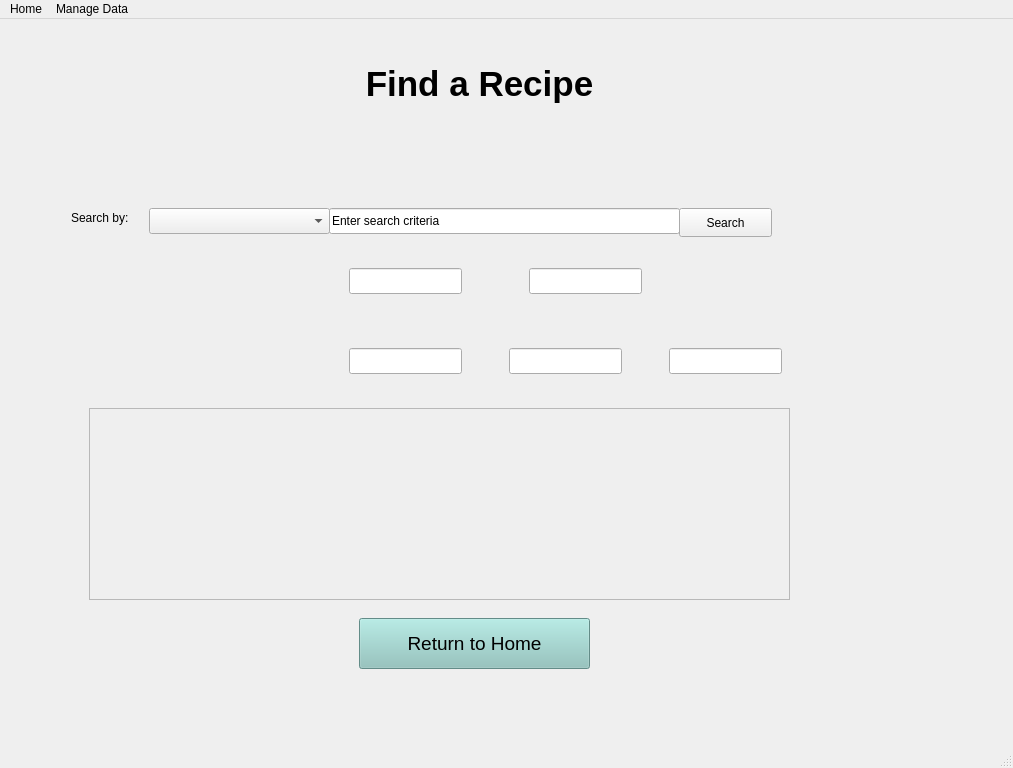
Qt form UI_Files/mainwindow.ui (joywill24/RecipeJoy) before a commit.
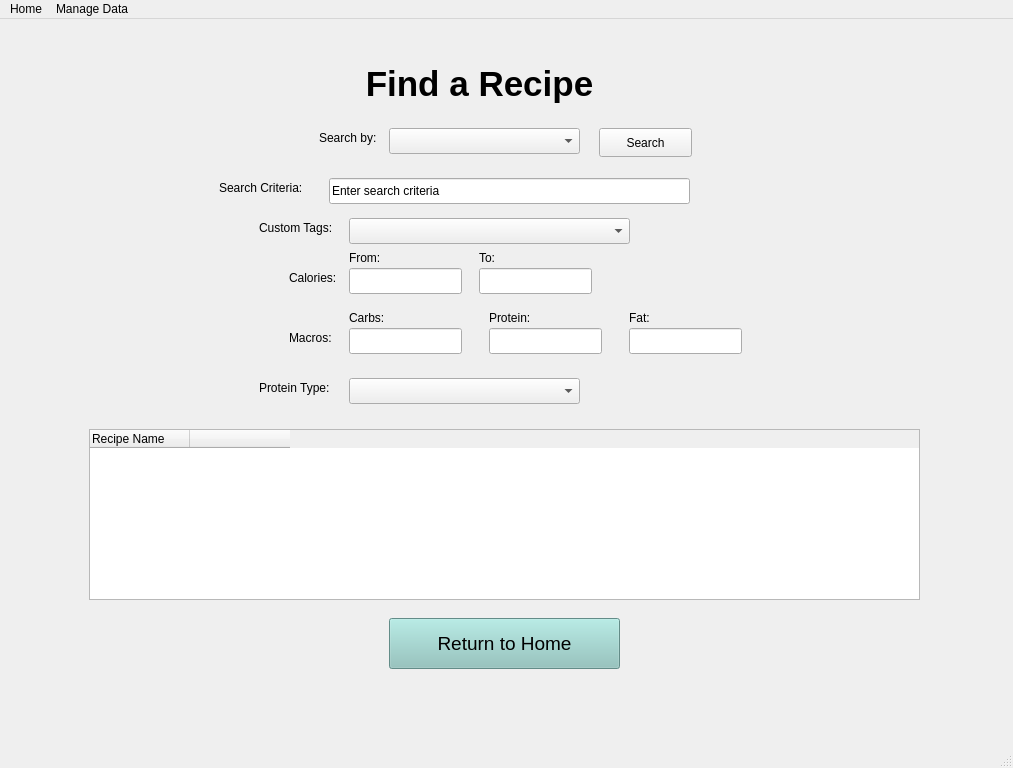
The same form after that commit. The open tabs and pages were chosen to show the change. Icons and pictures are not drawn.

```diff
--- a/UI_Files/mainwindow.ui
+++ b/UI_Files/mainwindow.ui
@@ -345,7 +345,7 @@
        <widget class="QPushButton" name="returnTohomeButton">
         <property name="geometry">
          <rect>
-          <x>350</x>
+          <x>380</x>
           <y>590</y>
           <width>231</width>
           <height>51</height>
@@ -370,8 +370,8 @@
         <property name="geometry">
          <rect>
           <x>320</x>
-          <y>180</y>
-          <width>351</width>
+          <y>150</y>
+          <width>361</width>
           <height>26</height>
          </rect>
         </property>
@@ -382,9 +382,9 @@
        <widget class="QComboBox" name="searchCategoryComboBox">
         <property name="geometry">
          <rect>
-          <x>140</x>
-          <y>180</y>
-          <width>181</width>
+          <x>380</x>
+          <y>100</y>
+          <width>191</width>
           <height>26</height>
          </rect>
         </property>
@@ -395,8 +395,8 @@
         </property>
         <property name="geometry">
          <rect>
-          <x>670</x>
-          <y>180</y>
+          <x>590</x>
+          <y>100</y>
           <width>93</width>
           <height>29</height>
          </rect>
@@ -408,8 +408,8 @@
        <widget class="QLabel" name="searchByLabel">
         <property name="geometry">
          <rect>
-          <x>62</x>
-          <y>180</y>
+          <x>310</x>
+          <y>100</y>
           <width>81</width>
           <height>20</height>
          </rect>
@@ -437,7 +437,7 @@
         </property>
         <property name="geometry">
          <rect>
-          <x>520</x>
+          <x>470</x>
           <y>240</y>
           <width>113</width>
           <height>26</height>
@@ -451,7 +451,7 @@
         <property name="geometry">
          <rect>
           <x>340</x>
-          <y>320</y>
+          <y>300</y>
           <width>113</width>
           <height>26</height>
          </rect>
@@ -463,8 +463,8 @@
         </property>
         <property name="geometry">
          <rect>
-          <x>500</x>
-          <y>320</y>
+          <x>480</x>
+          <y>300</y>
           <width>113</width>
           <height>26</height>
          </rect>
@@ -476,8 +476,8 @@
         </property>
         <property name="geometry">
          <rect>
-          <x>660</x>
-          <y>320</y>
+          <x>620</x>
+          <y>300</y>
           <width>113</width>
           <height>26</height>
          </rect>
@@ -485,15 +485,196 @@
        </widget>
        <widget class="QTableWidget" name="resultsTable">
         <property name="enabled">
-         <bool>false</bool>
+         <bool>true</bool>
         </property>
         <property name="geometry">
          <rect>
           <x>80</x>
-          <y>380</y>
-          <width>701</width>
-          <height>192</height>
+          <y>401</y>
+          <width>831</width>
+          <height>171</height>
          </rect>
+        </property>
+        <property name="sizePolicy">
+         <sizepolicy hsizetype="Expanding" vsizetype="Expanding">
+          <horstretch>0</horstretch>
+          <verstretch>0</verstretch>
+         </sizepolicy>
+        </property>
+        <property name="sizeAdjustPolicy">
+         <enum>QAbstractScrollArea::SizeAdjustPolicy::AdjustIgnored</enum>
+        </property>
+        <attribute name="horizontalHeaderMinimumSectionSize">
+         <number>0</number>
+        </attribute>
+        <attribute name="horizontalHeaderShowSortIndicator" stdset="0">
+         <bool>true</bool>
+        </attribute>
+        <attribute name="horizontalHeaderStretchLastSection">
+         <bool>false</bool>
+        </attribute>
+        <column>
+         <property name="text">
+          <string>Recipe Name</string>
+         </property>
+         <property name="textAlignment">
+          <set>AlignLeading|AlignVCenter</set>
+         </property>
+        </column>
+        <column>
+         <property name="text">
+          <string/>
+         </property>
+        </column>
+       </widget>
+       <widget class="QLabel" name="recipeNameLabel_2">
+        <property name="geometry">
+         <rect>
+          <x>210</x>
+          <y>150</y>
+          <width>111</width>
+          <height>20</height>
+         </rect>
+        </property>
+        <property name="text">
+         <string>Search Criteria:</string>
+        </property>
+       </widget>
+       <widget class="QLabel" name="caloriesLabel_2">
+        <property name="geometry">
+         <rect>
+          <x>280</x>
+          <y>240</y>
+          <width>63</width>
+          <height>20</height>
+         </rect>
+        </property>
+        <property name="text">
+         <string>Calories:</string>
+        </property>
+       </widget>
+       <widget class="QLabel" name="macrosLabel">
+        <property name="geometry">
+         <rect>
+          <x>280</x>
+          <y>300</y>
+          <width>63</width>
+          <height>20</height>
+         </rect>
+        </property>
+        <property name="text">
+         <string>Macros:</string>
+        </property>
+       </widget>
+       <widget class="QLabel" name="calsFromLabel">
+        <property name="geometry">
+         <rect>
+          <x>340</x>
+          <y>220</y>
+          <width>63</width>
+          <height>20</height>
+         </rect>
+        </property>
+        <property name="text">
+         <string>From:</string>
+        </property>
+       </widget>
+       <widget class="QLabel" name="calsToLabel">
+        <property name="geometry">
+         <rect>
+          <x>470</x>
+          <y>220</y>
+          <width>63</width>
+          <height>20</height>
+         </rect>
+        </property>
+        <property name="text">
+         <string>To:</string>
+        </property>
+       </widget>
+       <widget class="QLabel" name="carbsLabel_2">
+        <property name="geometry">
+         <rect>
+          <x>340</x>
+          <y>280</y>
+          <width>63</width>
+          <height>20</height>
+         </rect>
+        </property>
+        <property name="text">
+         <string>Carbs:</string>
+        </property>
+       </widget>
+       <widget class="QLabel" name="proteinLabel_2">
+        <property name="geometry">
+         <rect>
+          <x>480</x>
+          <y>280</y>
+          <width>63</width>
+          <height>20</height>
+         </rect>
+        </property>
+        <property name="text">
+         <string>Protein:</string>
+        </property>
+       </widget>
+       <widget class="QLabel" name="fatLabel_2">
+        <property name="geometry">
+         <rect>
+          <x>620</x>
+          <y>280</y>
+          <width>63</width>
+          <height>20</height>
+         </rect>
+        </property>
+        <property name="text">
+         <string>Fat:</string>
+        </property>
+       </widget>
+       <widget class="QComboBox" name="proteinTypeComboBox">
+        <property name="geometry">
+         <rect>
+          <x>340</x>
+          <y>350</y>
+          <width>231</width>
+          <height>26</height>
+         </rect>
+        </property>
+       </widget>
+       <widget class="QLabel" name="proteinTypeLabel_2">
+        <property name="geometry">
+         <rect>
+          <x>250</x>
+          <y>350</y>
+          <width>91</width>
+          <height>20</height>
+         </rect>
+        </property>
+        <property name="text">
+         <string>Protein Type:</string>
+        </property>
+       </widget>
+       <widget class="QComboBox" name="customTagsComboBox">
+        <property name="geometry">
+         <rect>
+          <x>340</x>
+          <y>190</y>
+          <width>281</width>
+          <height>26</height>
+         </rect>
+        </property>
+       </widget>
+       <widget class="QLabel" name="customTagsLabel">
+        <property name="geometry">
+         <rect>
+          <x>250</x>
+          <y>190</y>
+          <width>91</width>
+          <height>20</height>
+         </rect>
+        </property>
+        <property name="text">
+         <string>Custom Tags:</string>
         </property>
        </widget>
       </widget>
```
Left out of the diff: 208 changed lines with no effect on the pictures.
